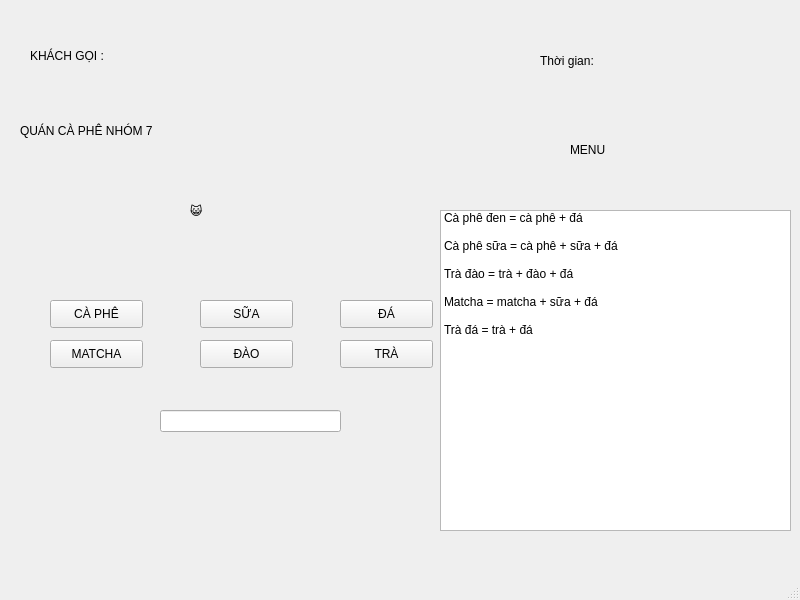
First picture: the form in giaodien_cf.ui, repository kaliclorat/tuduylaptrinh, before the edit.
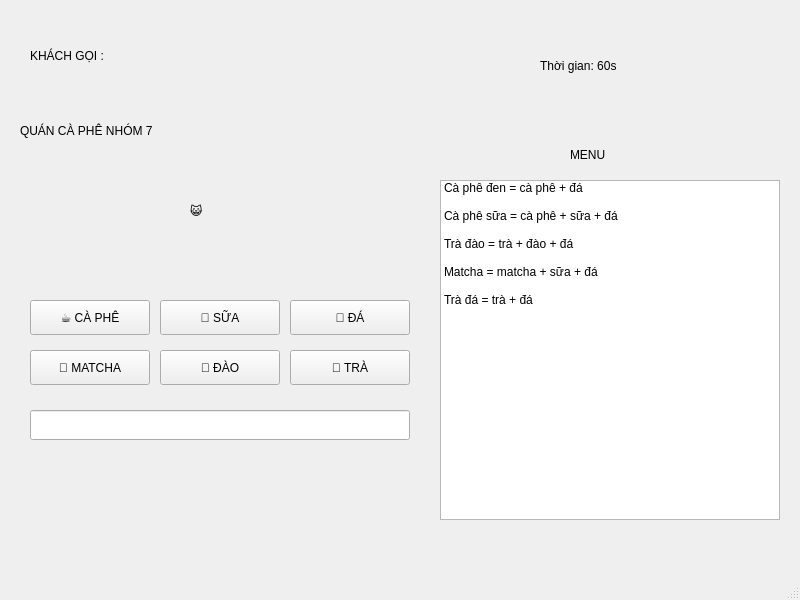
Second picture: the form after the edit.

The edit to the form file:
```diff
--- a/giaodien_cf.ui
+++ b/giaodien_cf.ui
@@ -19,15 +19,15 @@
      <rect>
       <x>540</x>
       <y>50</y>
-      <width>111</width>
-      <height>21</height>
+      <width>180</width>
+      <height>31</height>
      </rect>
     </property>
     <property name="styleSheet">
      <string notr="true">font: 75 10pt &quot;MS Shell Dlg 2&quot;;</string>
     </property>
     <property name="text">
-     <string>Thời gian: </string>
+     <string>Thời gian: 60s</string>
     </property>
    </widget>
    <widget class="QLabel" name="quan_ca_phe">
@@ -71,8 +71,8 @@
      <rect>
       <x>570</x>
       <y>140</y>
-      <width>81</width>
-      <height>20</height>
+      <width>100</width>
+      <height>30</height>
      </rect>
     </property>
     <property name="styleSheet">
@@ -88,7 +88,7 @@
      <rect>
       <x>30</x>
       <y>40</y>
-      <width>231</width>
+      <width>350</width>
       <height>31</height>
      </rect>
     </property>
@@ -102,88 +102,88 @@
    <widget class="QPushButton" name="ca_phe">
     <property name="geometry">
      <rect>
-      <x>50</x>
+      <x>30</x>
       <y>300</y>
-      <width>93</width>
-      <height>28</height>
+      <width>120</width>
+      <height>35</height>
      </rect>
     </property>
     <property name="text">
-     <string>CÀ PHÊ</string>
+     <string>☕ CÀ PHÊ</string>
     </property>
    </widget>
    <widget class="QPushButton" name="sua">
     <property name="geometry">
      <rect>
-      <x>200</x>
+      <x>160</x>
       <y>300</y>
-      <width>93</width>
-      <height>28</height>
+      <width>120</width>
+      <height>35</height>
      </rect>
     </property>
     <property name="text">
-     <string>SỮA</string>
+     <string>🥛 SỮA</string>
     </property>
    </widget>
    <widget class="QPushButton" name="da">
     <property name="geometry">
      <rect>
-      <x>340</x>
+      <x>290</x>
       <y>300</y>
-      <width>93</width>
-      <height>28</height>
+      <width>120</width>
+      <height>35</height>
      </rect>
     </property>
     <property name="text">
-     <string>ĐÁ</string>
+     <string>🧊 ĐÁ</string>
     </property>
    </widget>
    <widget class="QPushButton" name="matcha">
     <property name="geometry">
      <rect>
-      <x>50</x>
-      <y>340</y>
-      <width>93</width>
-      <height>28</height>
+      <x>30</x>
+      <y>350</y>
+      <width>120</width>
+      <height>35</height>
      </rect>
     </property>
     <property name="text">
-     <string>MATCHA</string>
+     <string>🍵 MATCHA</string>
     </property>
    </widget>
    <widget class="QPushButton" name="dao">
     <property name="geometry">
      <rect>
-      <x>200</x>
-      <y>340</y>
-      <width>93</width>
-      <height>28</height>
+      <x>160</x>
+      <y>350</y>
+      <width>120</width>
+      <height>35</height>
      </rect>
     </property>
     <property name="text">
-     <string>ĐÀO</string>
+     <string>🍑 ĐÀO</string>
     </property>
    </widget>
    <widget class="QPushButton" name="tra">
     <property name="geometry">
      <rect>
-      <x>340</x>
-      <y>340</y>
-      <width>93</width>
-      <height>28</height>
+      <x>290</x>
+      <y>350</y>
+      <width>120</width>
+      <height>35</height>
      </rect>
     </property>
     <property name="text">
-     <string>TRÀ</string>
+     <string>🍃 TRÀ</string>
     </property>
    </widget>
    <widget class="QListWidget" name="listWidget">
     <property name="geometry">
      <rect>
       <x>440</x>
-      <y>210</y>
-      <width>351</width>
-      <height>321</height>
+      <y>180</y>
+      <width>340</width>
+      <height>340</height>
      </rect>
     </property>
     <property name="styleSheet">
@@ -241,12 +241,15 @@
    <widget class="QLineEdit" name="thanh_phan">
     <property name="geometry">
      <rect>
-      <x>160</x>
+      <x>30</x>
       <y>410</y>
-      <width>181</width>
-      <height>22</height>
+      <width>380</width>
+      <height>30</height>
      </rect>
     </property>
+    <property name="styleSheet">
+     <string notr="true">font: 11pt &quot;MS Shell Dlg 2&quot;;</string>
+    </property>
    </widget>
   </widget>
   <widget class="QMenuBar" name="menubar">
```
Left out of the diff: 38 changed lines with no effect on the pictures.
